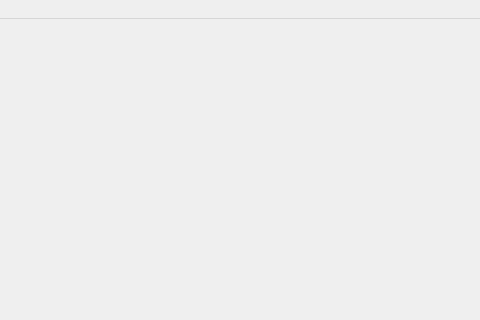
omidNomiri/My-python-learning-process, file Assignment_23/main_window.ui: the form before one commit; both pictures show x 320 to 800 and y 0 to 320 of the 800 by 600 pixel window.
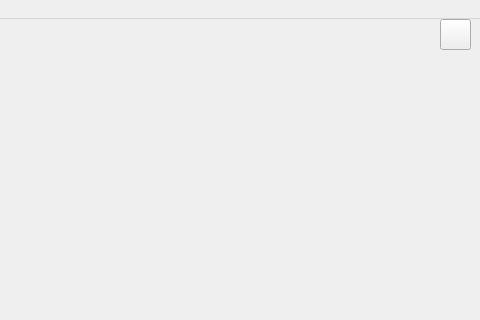
The form after the commit.

Commit message: feat : add light and dark mode

Patch:
```diff
--- a/Assignment_23/main_window.ui
+++ b/Assignment_23/main_window.ui
@@ -18,13 +18,23 @@
     <property name="geometry">
      <rect>
       <x>10</x>
-      <y>10</y>
+      <y>30</y>
       <width>781</width>
-      <height>561</height>
+      <height>541</height>
      </rect>
     </property>
     <layout class="QGridLayout" name="grid_layout"/>
    </widget>
+   <widget class="QPushButton" name="dark_mode_toggle_btn">
+    <property name="geometry">
+     <rect>
+      <x>760</x>
+      <y>0</y>
+      <width>31</width>
+      <height>31</height>
+     </rect>
+    </property>
+   </widget>
   </widget>
   <widget class="QMenuBar" name="menubar">
    <property name="geometry">
```
Left out of the diff: 6 changed lines with no effect on the pictures. The commit also changes 2 other files.
